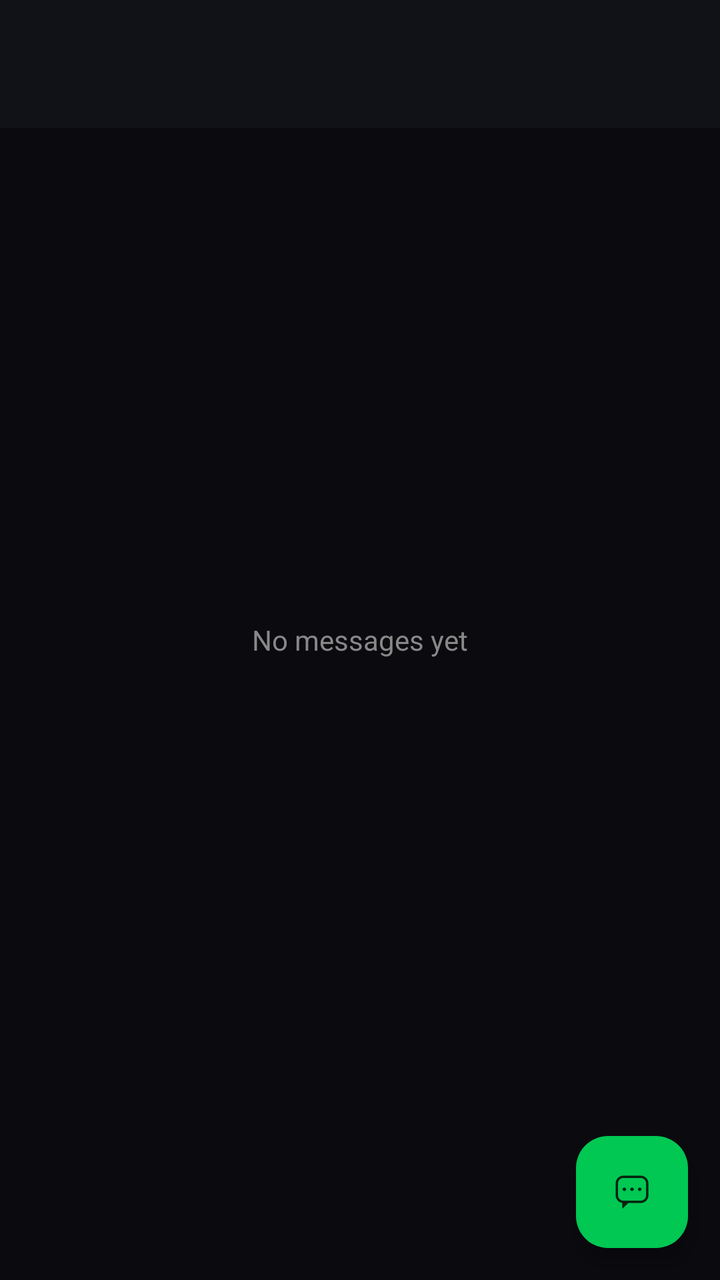
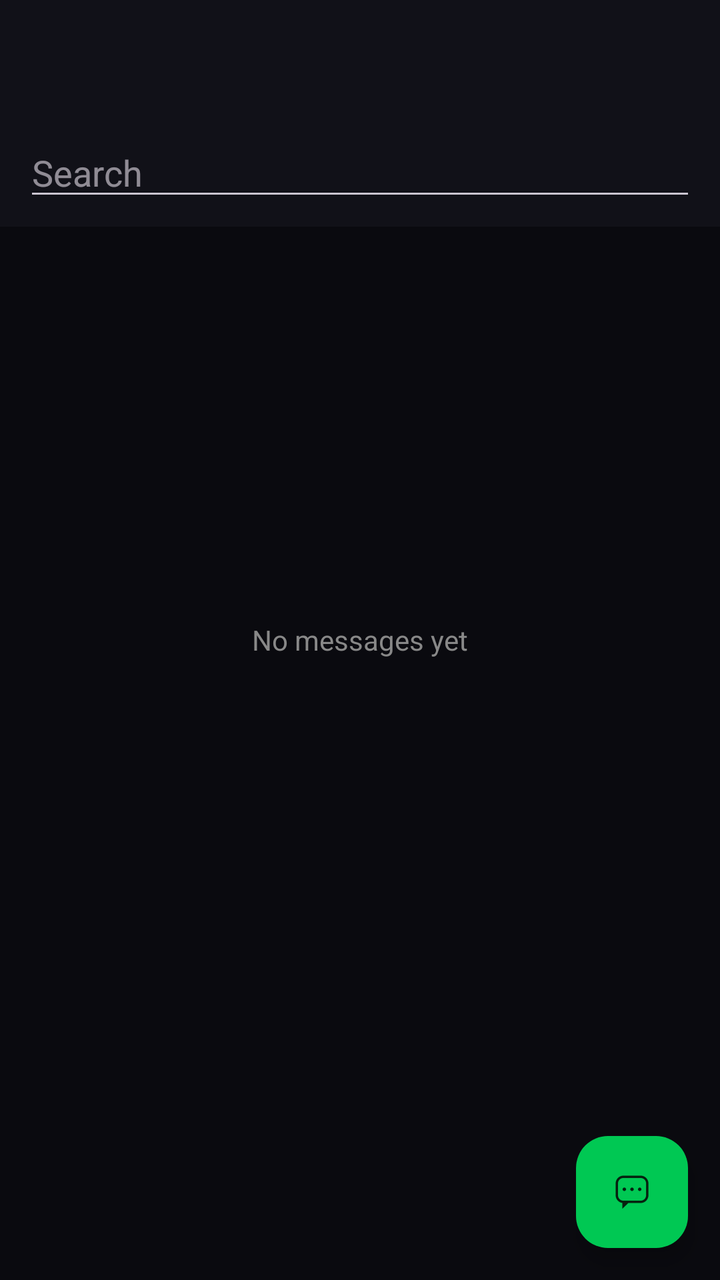

The first picture is an Android layout as it rendered before a commit; the second is the same layout after the commit. The layout source and the unified diff follow.
<!-- AndroidManifest.xml: application theme Theme.DresSecureComms -->
<!-- res/layout/activity_messages.xml -->
<?xml version="1.0" encoding="utf-8"?>
<androidx.coordinatorlayout.widget.CoordinatorLayout
    xmlns:android="http://schemas.android.com/apk/res/android"
    xmlns:app="http://schemas.android.com/apk/res-auto"
    android:layout_width="match_parent"
    android:layout_height="match_parent"
    android:fitsSystemWindows="true">

    <com.google.android.material.appbar.AppBarLayout
        android:layout_width="match_parent"
        android:layout_height="wrap_content">

        <com.google.android.material.appbar.MaterialToolbar
            android:id="@+id/toolbar"
            android:layout_width="match_parent"
            android:layout_height="?attr/actionBarSize" />
    </com.google.android.material.appbar.AppBarLayout>

    <ListView
        android:id="@+id/list"
        android:layout_width="match_parent"
        android:layout_height="match_parent"
        android:divider="@color/dres_border"
        android:dividerHeight="1dp"
        app:layout_behavior="@string/appbar_scrolling_view_behavior" />

    <TextView
        android:id="@+id/empty"
        android:layout_width="wrap_content"
        android:layout_height="wrap_content"
        android:layout_gravity="center"
        android:text="No messages yet"
        android:textColor="?attr/colorOnSurfaceVariant" />

    <com.google.android.material.floatingactionbutton.FloatingActionButton
        android:id="@+id/fab"
        android:layout_width="wrap_content"
        android:layout_height="wrap_content"
        android:layout_gravity="bottom|end"
        android:layout_margin="16dp"
        android:contentDescription="@string/new_message"
        android:src="@drawable/ic_sms"
        app:tint="@color/dres_on_green" />
</androidx.coordinatorlayout.widget.CoordinatorLayout>
<!-- resources referenced by this layout -->
<resources>
  <color name="dres_border">#FF1E1E2E</color>
  <color name="dres_on_green">#FF06210F</color>
  <!-- drawable ic_sms: png bitmap (drawable-xxhdpi, 3068 bytes) -->
  <string name="new_message">New message</string>
  <style name="Theme.DresSecureComms" parent="Theme.Material3.Dark.NoActionBar">
          <item name="colorPrimary">@color/dres_green</item>
          <item name="colorOnPrimary">@color/dres_on_green</item>
          <item name="colorPrimaryContainer">@color/dres_green_dim</item>
          <item name="colorOnPrimaryContainer">@color/dres_on_green</item>
  
          <item name="colorSecondary">@color/dres_yellow</item>
          <item name="colorOnSecondary">@color/dres_on_yellow</item>
  
          <item name="android:colorBackground">@color/dres_bg</item>
          <item name="colorOnBackground">@color/dres_text</item>
          <item name="colorSurface">@color/dres_surface</item>
          <item name="colorOnSurface">@color/dres_text</item>
          <item name="colorSurfaceVariant">@color/dres_surface2</item>
          <item name="colorOnSurfaceVariant">@color/dres_text_dim</item>
          <item name="colorOutline">@color/dres_border</item>
          <item name="colorOutlineVariant">@color/dres_border</item>
  
          <item name="android:statusBarColor">@color/dres_bg</item>
          <item name="android:navigationBarColor">@color/dres_bg</item>
          <item name="android:windowLightStatusBar">false</item>
      </style>
  <color name="dres_green">#FF00E676</color>
  <color name="dres_green_dim">#FF00C853</color>
  <color name="dres_yellow">#FFFFC800</color>
  <color name="dres_on_yellow">#FF1A1400</color>
  <color name="dres_bg">#FF0A0A0F</color>
  <color name="dres_text">#FFE0E0E0</color>
  <color name="dres_surface">#FF111118</color>
  <color name="dres_surface2">#FF16161F</color>
  <color name="dres_text_dim">#FF888888</color>
</resources>

<!-- the commit's change to res/layout/activity_messages.xml (unified diff, before → after) -->
@@ -14,6 +14,18 @@
             android:id="@+id/toolbar"
             android:layout_width="match_parent"
             android:layout_height="?attr/actionBarSize" />
+
+        <EditText
+            android:id="@+id/search"
+            android:layout_width="match_parent"
+            android:layout_height="wrap_content"
+            android:layout_marginHorizontal="12dp"
+            android:layout_marginBottom="8dp"
+            android:hint="@string/search_hint"
+            android:inputType="text"
+            android:maxLines="1"
+            android:imeOptions="actionSearch"
+            android:importantForAutofill="no" />
     </com.google.android.material.appbar.AppBarLayout>
 
     <ListView
<!-- resource entries referenced after the edit -->
@@ -4,6 +4,7 @@
   <color name="dres_on_green">#FF06210F</color>
   <!-- drawable ic_sms: png bitmap (drawable-xxhdpi, 3068 bytes) -->
   <string name="new_message">New message</string>
+  <string name="search_hint">Search</string>
   <style name="Theme.DresSecureComms" parent="Theme.Material3.Dark.NoActionBar">
           <item name="colorPrimary">@color/dres_green</item>
           <item name="colorOnPrimary">@color/dres_on_green</item>
